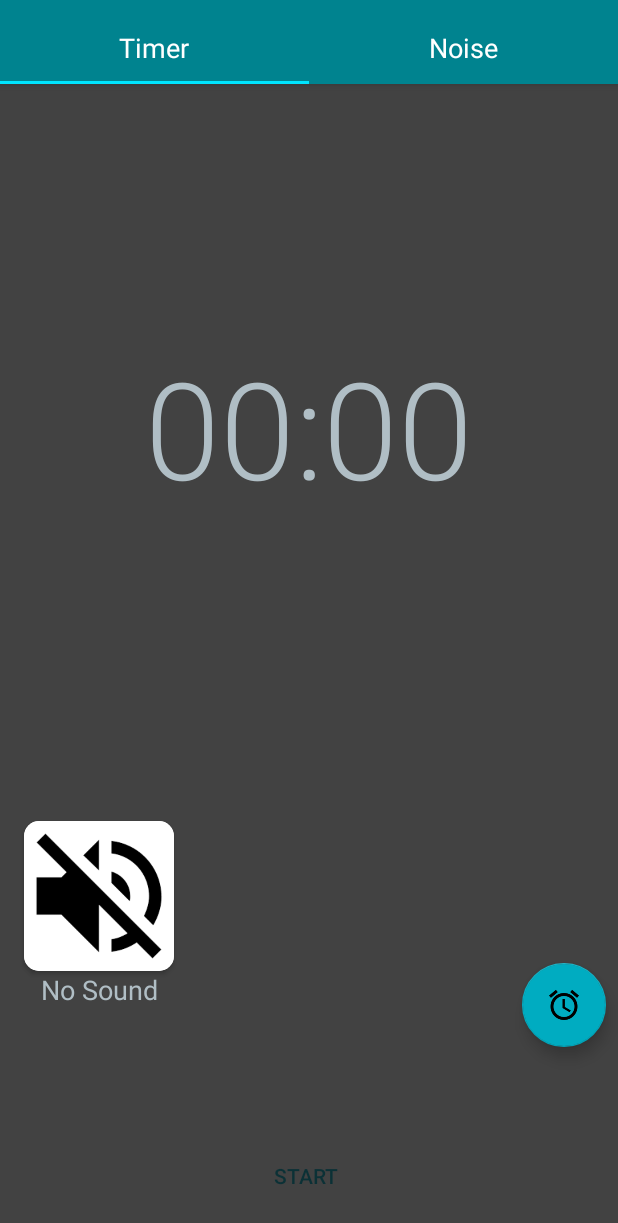
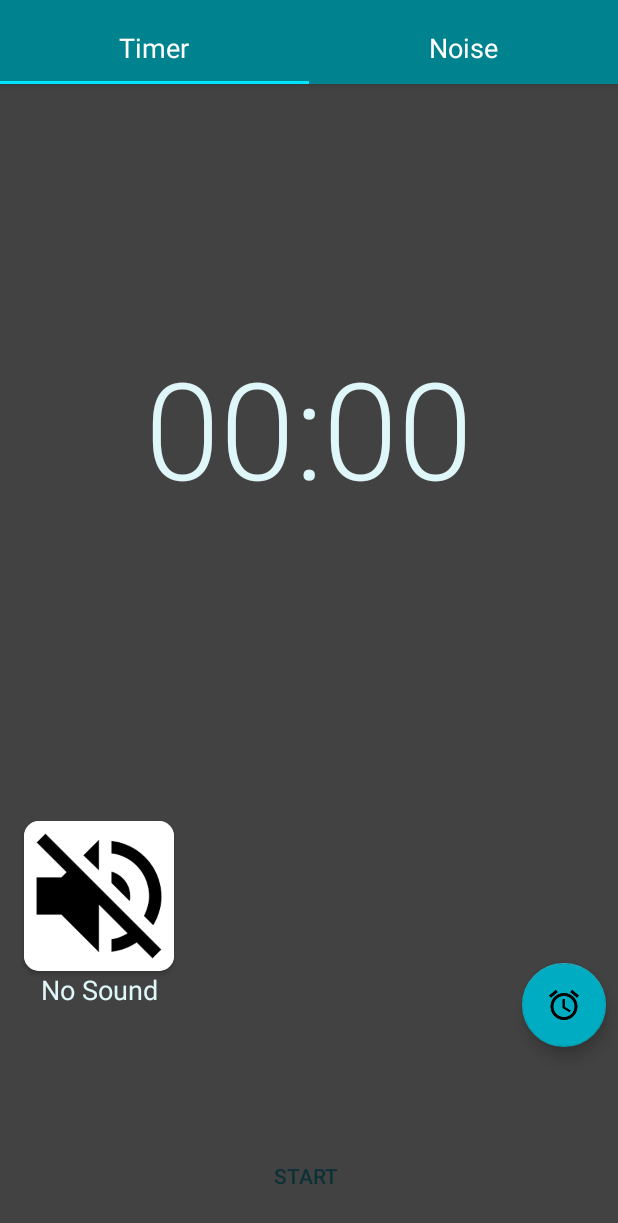
Before and after one commit to Takari17/SleepLock, an Android app: the screen it shows after launch (MainActivity), on a phone screen of 412 x 824 dp. Shown: the top 1223 px of the screen. Run offline under Robolectric (Android 15) with nearby library versions, the phone set to English and light mode, and no system bars; our stand-ins replace RxJava; libraries missing offline, so code that uses them is left out: com.jakewharton.rxrelay2, es.dmoral.toasty; 17 statements that could not run were skipped.

Commit message:
Slight UI changes
Just made some tweaks to the colors, wasn't feeling how dull
everything looked.

```diff
--- a/app/src/main/res/layout/fragment_main.xml
+++ b/app/src/main/res/layout/fragment_main.xml
@@ -18,7 +18,7 @@
             android:layout_marginTop="8dp"
             android:layout_marginEnd="8dp"
             android:layout_marginBottom="8dp"
-            android:textColor="#b0bec5"
+            android:textColor="#e0f7fa"
             android:text="@string/reset_time"
             android:textSize="90sp"
             android:singleLine="true"
@@ -88,7 +88,7 @@
             android:gravity="center"
             android:text="@string/no_sound"
             android:textSize="18sp"
-            android:textColor="#b0bec5"
+            android:textColor="#e0f7fa"
 
             app:layout_constraintEnd_toEndOf="@+id/cardView"
             app:layout_constraintStart_toStartOf="@+id/cardView"
--- a/app/src/main/res/layout/recycler_view_layout.xml
+++ b/app/src/main/res/layout/recycler_view_layout.xml
@@ -33,8 +33,8 @@
                 android:id="@+id/itemText"
                 android:layout_width="0dp"
                 android:layout_height="wrap_content"
-                android:background="#00838f"
-                android:textColor="#e0e0e0"
+                android:background="#02A6B6"
+                android:textColor="#e0f7fa"
                 android:gravity="center"
                 android:text="Text"
                 android:textSize="24sp"
```
